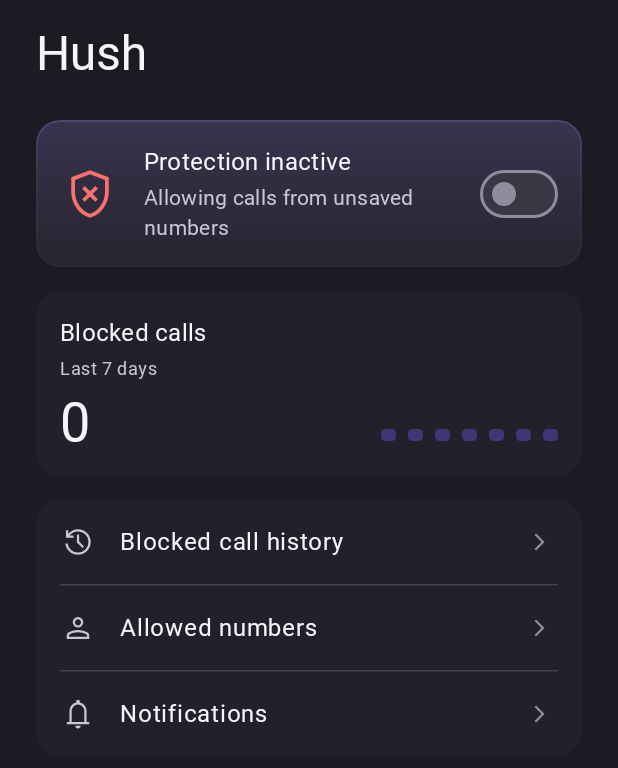
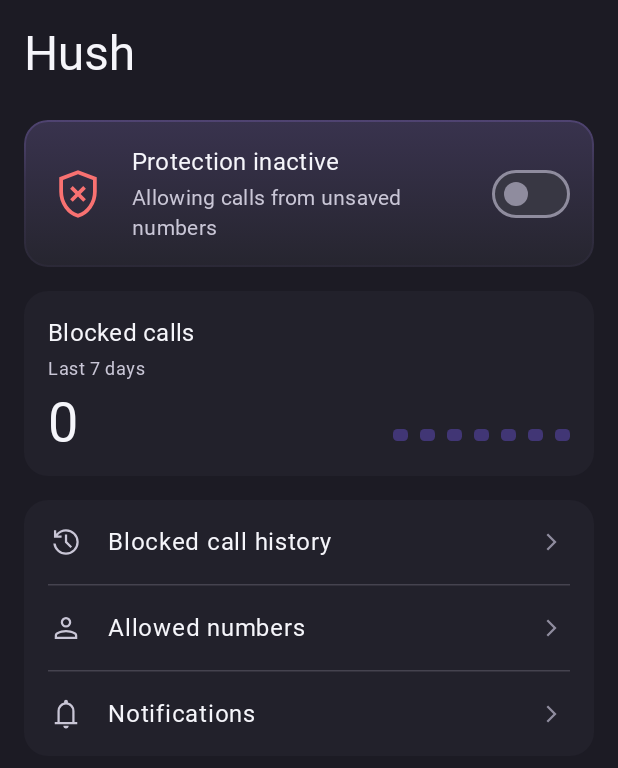
Before and after one commit to Iancovski/hush, an Android app built with Jetpack Compose: the @Preview function HomeScreenDisabledPreview, on a phone screen of 412 x 824 dp. Shown: the top 768 px of the screen. Run offline under Robolectric (Android 15) with nearby library versions, the phone set to English and light mode, and no system bars; Roboto replaces fonts that are not available here.

Commit message:
Slide between screens and fix the crash on a fast double back tap
Screens slide horizontally, also for the system back button, whose
default predictive transition shrank the screen away. A screen's back
callback now removes only that screen while it is on top, so a second
tap during the exit animation no longer empties the back stack.
Home uses the same 16dp for the side margin and the gap between cards.

Co-Authored-By: Claude Opus 5.5 <noreply@anthropic.com>

```diff
--- a/app/src/main/java/com/iancovski/hush/ui/home/HomeScreen.kt
+++ b/app/src/main/java/com/iancovski/hush/ui/home/HomeScreen.kt
@@ -55,6 +55,9 @@ import com.iancovski.hush.ui.theme.cardGradient
 import com.iancovski.hush.ui.theme.cardHighlight
 import com.iancovski.hush.ui.theme.success
 
+// The gap between the cards matches the side margin, so the layout reads as one even grid.
+private val ScreenMargin = 16.dp
+
 /** Main screen: the switch that turns call blocking on or off, and the way into the other screens. */
 @Composable
 fun HomeScreen(
@@ -73,7 +76,7 @@ fun HomeScreen(
                 .fillMaxSize()
                 .padding(innerPadding)
                 .verticalScroll(rememberScrollState())
-                .padding(horizontal = 24.dp, vertical = 16.dp),
+                .padding(horizontal = ScreenMargin, vertical = 16.dp),
         ) {
             Text(
                 text = stringResource(R.string.app_name),
@@ -89,13 +92,13 @@ fun HomeScreen(
                     permissionsMissing = !uiState.permissions.allGranted,
                     onEnabledChange = onBlockingChange,
                 )
-                Spacer(Modifier.height(16.dp))
+                Spacer(Modifier.height(ScreenMargin))
                 BlockedCallsCard(
                     blockedPerDay = uiState.blockedPerDay,
                     total = uiState.blockedLastSevenDays,
                     onClick = onOpenHistory,
                 )
-                Spacer(Modifier.height(16.dp))
+                Spacer(Modifier.height(ScreenMargin))
                 HomeCard(highlighted = false) {
                     HomeMenuItem(
                         iconRes = R.drawable.ic_history,
```
Also changed, not shown: app/src/main/java/com/iancovski/hush/ui/navigation/HushNavDisplay.kt (+34 -4 lines), 1 other file.
